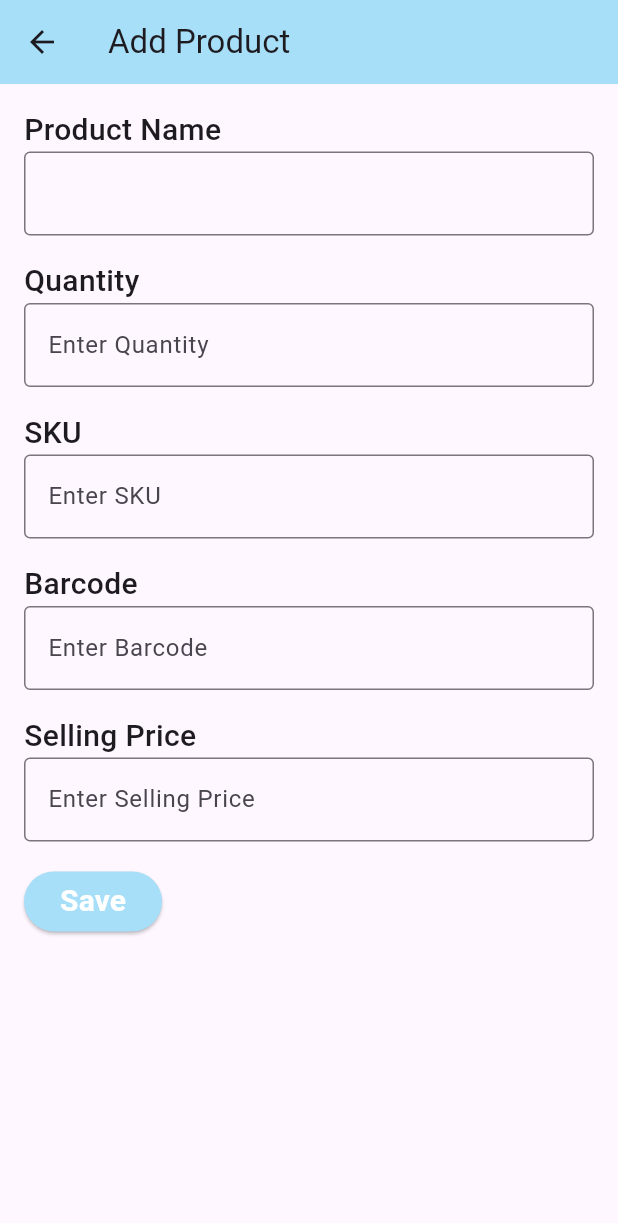
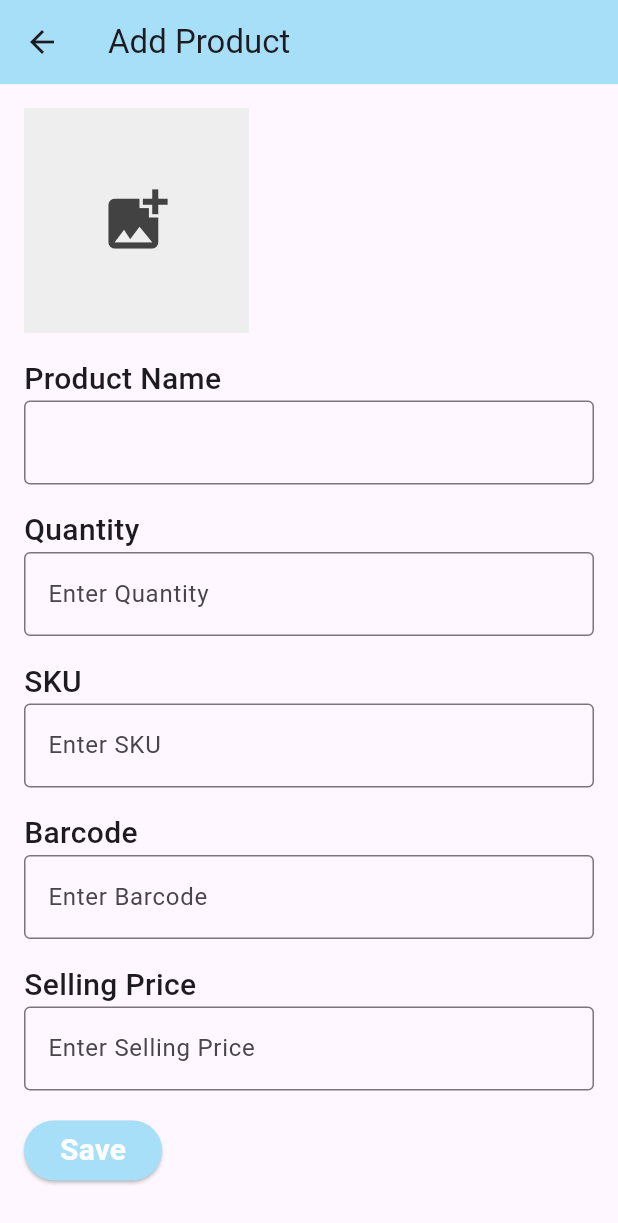
Before and after one commit to TabbyMichael/kuza, a Flutter app: the AddProductPage screen opened directly, on a phone screen of 412 x 824 dp. Shown: the top 1223 px of the screen. Run offline on Flutter 3.47's test engine with Material 3 defaults, Android fonts, the light colour scheme and no system bars; our stand-ins replace firebase_auth, firebase_core, fl_chart, google_fonts, google_sign_in, image_picker and 1 more; accounts and stored records are empty.

Commit message:
Products Image Picker dependancies. Inaduu, Inapich mambisha , Imebaki kuweka  Mbisha left side ya Saved tabloids

```diff
--- /dev/null
+++ b/devtools_options.yaml
@@ -0,0 +1 @@
+extensions:
--- a/lib/business/Inventory/add_products.dart
+++ b/lib/business/Inventory/add_products.dart
@@ -1,9 +1,11 @@
+import 'dart:io';
 import 'package:flutter/material.dart';
+import 'package:image_picker/image_picker.dart';
 import 'package:kuza/data/database_helper.dart';
-import 'package:kuza/models/products.dart'; // Import package for date formatting
+import 'package:kuza/models/products.dart';
 
 class AddProductPage extends StatefulWidget {
-  const AddProductPage({super.key});
+  const AddProductPage({Key? key}) : super(key: key);
 
   @override
   _AddProductPageState createState() => _AddProductPageState();
@@ -15,8 +17,10 @@ class _AddProductPageState extends State<AddProductPage> {
   final TextEditingController _skuController = TextEditingController();
   final TextEditingController _barcodeController = TextEditingController();
   final TextEditingController _sellingPriceController = TextEditingController();
+  File? _image;
+  final ImagePicker _picker = ImagePicker();
   late DatabaseHelper _databaseHelper;
-  final GlobalKey<FormState> _formKey = GlobalKey<FormState>(); // Form key
+  final GlobalKey<FormState> _formKey = GlobalKey<FormState>();
 
   @override
   void initState() {
@@ -32,20 +36,42 @@ class _AddProductPageState extends State<AddProductPage> {
         sku: _skuController.text,
         barcode: _barcodeController.text,
         sellingPrice: double.parse(_sellingPriceController.text),
+        image: _image?.path,
       );
 
       try {
-        // Insert the new product into the database
         await _databaseHelper.insertProduct(newProduct);
-
-        // Navigate back to the previous screen
         Navigator.pop(context);
       } catch (e) {
-        // Handle database insertion error
         print('Error saving product: $e');
-        // Optionally, display an error message to the user
-        // Or perform other error handling actions
+        ScaffoldMessenger.of(context).showSnackBar(
+          SnackBar(
+            content: Text('Error saving product: $e'),
+            backgroundColor: Colors.red,
+          ),
+        );
       }
+    }
+  }
+
+  Future<void> _getImage() async {
+    try {
+      final pickedFile = await _picker.pickImage(source: ImageSource.gallery);
+      setState(() {
+        if (pickedFile != null) {
+          _image = File(pickedFile.path);
+        } else {
+          print('No image selected.');
+        }
+      });
+    } catch (e) {
+      print('Error picking image: $e');
+      ScaffoldMessenger.of(context).showSnackBar(
+        SnackBar(
+          content: Text('Error picking image: $e'),
+          backgroundColor: Colors.red,
+        ),
+      );
     }
   }
 
@@ -60,10 +86,31 @@ class _AddProductPageState extends State<AddProductPage> {
         padding: const EdgeInsets.all(16.0),
         child: SingleChildScrollView(
           child: Form(
-            key: _formKey, // Assign form key
+            key: _formKey,
             child: Column(
               crossAxisAlignment: CrossAxisAlignment.start,
               children: [
+                GestureDetector(
+                  onTap: _getImage,
+                  child: _image != null
+                      ? Image.file(
+                          _image!,
+                          height: 150,
+                          width: 150,
+                          fit: BoxFit.cover,
+                        )
+                      : Container(
+                          height: 150,
+                          width: 150,
+                          color: Colors.grey[200],
+                          child: Icon(
+                            Icons.add_photo_alternate,
+                            size: 50,
+                            color: Colors.grey[800],
+                          ),
+                        ),
+                ),
+                const SizedBox(height: 16.0),
                 const Text(
                   'Product Name',
                   style: TextStyle(
@@ -81,6 +128,7 @@ class _AddProductPageState extends State<AddProductPage> {
                     }
                     return null;
                   },
+                  autovalidateMode: AutovalidateMode.onUserInteraction,
                 ),
                 const SizedBox(height: 16.0),
                 const Text(
@@ -101,8 +149,12 @@ class _AddProductPageState extends State<AddProductPage> {
                     if (value == null || value.isEmpty) {
                       return 'Please enter quantity';
                     }
+                    if (int.tryParse(value) == null) {
+                      return 'Please enter a valid quantity';
+                    }
                     return null;
                   },
+                  autovalidateMode: AutovalidateMode.onUserInteraction,
                 ),
                 const SizedBox(height: 16.0),
                 const Text(
@@ -124,6 +176,7 @@ class _AddProductPageState extends State<AddProductPage> {
                     }
                     return null;
                   },
+                  autovalidateMode: AutovalidateMode.onUserInteraction,
                 ),
                 const SizedBox(height: 16.0),
                 const Text(
@@ -144,8 +197,12 @@ class _AddProductPageState extends State<AddProductPage> {
                     if (value == null || value.isEmpty) {
                       return 'Please enter barcode';
                     }
+                    if (int.tryParse(value) == null) {
+                      return 'Please enter a valid barcode';
+                    }
                     return null;
                   },
+                  autovalidateMode: AutovalidateMode.onUserInteraction,
                 ),
                 const SizedBox(height: 16.0),
                 const Text(
@@ -166,8 +223,12 @@ class _AddProductPageState extends State<AddProductPage> {
                     if (value == null || value.isEmpty) {
                       return 'Please enter selling price';
                     }
+                    if (double.tryParse(value) == null) {
+                      return 'Please enter a valid selling price';
+                    }
                     return null;
                   },
+                  autovalidateMode: AutovalidateMode.onUserInteraction,
                 ),
                 const SizedBox(height: 16.0),
                 ElevatedButton(
--- a/lib/data/database_helper.dart
+++ b/lib/data/database_helper.dart
@@ -15,22 +15,23 @@ class DatabaseHelper {
   final String columnId = 'id';
 
   // Table name for Customers
-  final String customerTableName = 'customers'; // Table name for customers
+  final String customerTableName = 'customers';
   final String columnName = 'name';
   final String columnContactNo = 'contactNo';
   final String columnEmailAddress = 'emailAddress';
-  final String columnDate = 'date'; // Added column for date
+  final String columnDate = 'date';
 
   // Table name for Products
-  final String productTableName = 'products'; // Table name for products
+  final String productTableName = 'products';
   final String columnProductName = 'productName';
   final String columnQuantity = 'quantity';
   final String columnSku = 'sku';
   final String columnBarcode = 'barcode';
   final String columnSellingPrice = 'sellingPrice';
+  final String columnImage = 'image'; // Add this line for the image
 
   // Table name for Suppliers
-  final String supplierTableName = 'suppliers'; // Table name for suppliers
+  final String supplierTableName = 'suppliers';
   final String columnSupplierName = 'supplierName';
   final String columnContactPerson = 'contactPerson';
   final String columnContactNoSupplier = 'contactNo';
@@ -62,7 +63,7 @@ class DatabaseHelper {
       final String path = join(await getDatabasesPath(), 'kuza.db');
       final Database database = await openDatabase(
         path,
-        version: 5, // Increment the version
+        version: 6, // Increment the version
         onCreate: _createDb,
         onUpgrade: _upgradeDb,
       );
@@ -94,7 +95,8 @@ class DatabaseHelper {
       $columnQuantity INTEGER,
       $columnSku TEXT,
       $columnBarcode TEXT,
-      $columnSellingPrice REAL
+      $columnSellingPrice REAL,
+      $columnImage TEXT
       )
     ''');
 
--- a/lib/models/products.dart
+++ b/lib/models/products.dart
@@ -5,6 +5,7 @@ class Product {
   final String sku;
   final String barcode;
   final double sellingPrice;
+  final String? image; // Added this line
 
   Product({
     this.id,
@@ -13,6 +14,7 @@ class Product {
     required this.sku,
     required this.barcode,
     required this.sellingPrice,
+    this.image, // Added this line
   });
 
   Map<String, dynamic> toMap() {
@@ -23,6 +25,7 @@ class Product {
       'sku': sku,
       'barcode': barcode,
       'sellingPrice': sellingPrice,
+      'image': image, // Added this line
     };
   }
 
@@ -34,6 +37,7 @@ class Product {
       sku: map['sku'],
       barcode: map['barcode'],
       sellingPrice: map['sellingPrice'],
+      image: map['image'], // Added this line
     );
   }
 }
--- a/pubspec.yaml
+++ b/pubspec.yaml
@@ -41,6 +41,7 @@ dependencies:
   path: ^1.9.0
   intl: ^0.19.0
   google_sign_in: ^6.2.1
+  image_picker: ^1.1.0
 
 
 
```
Also changed, not shown: lib/business/Inventory/edit_product.dart (+64 -10 lines), pubspec.lock, 7 other files.
